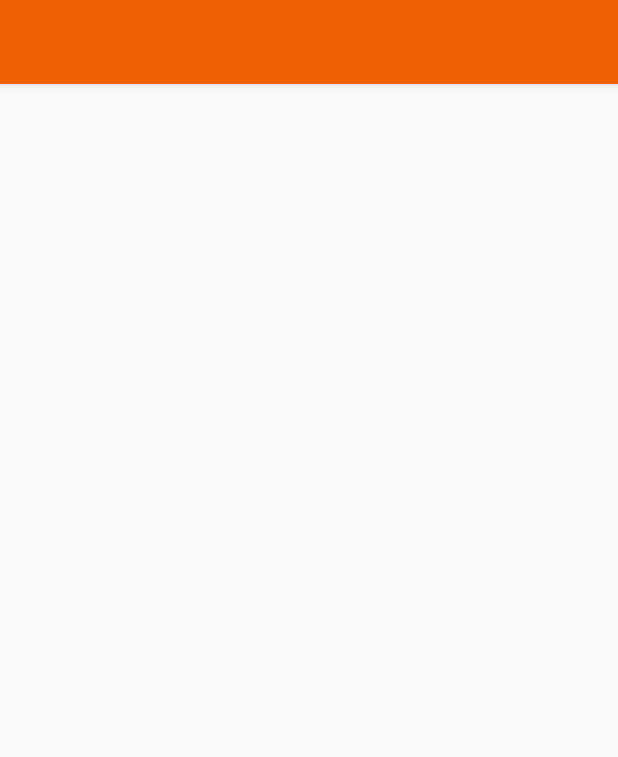
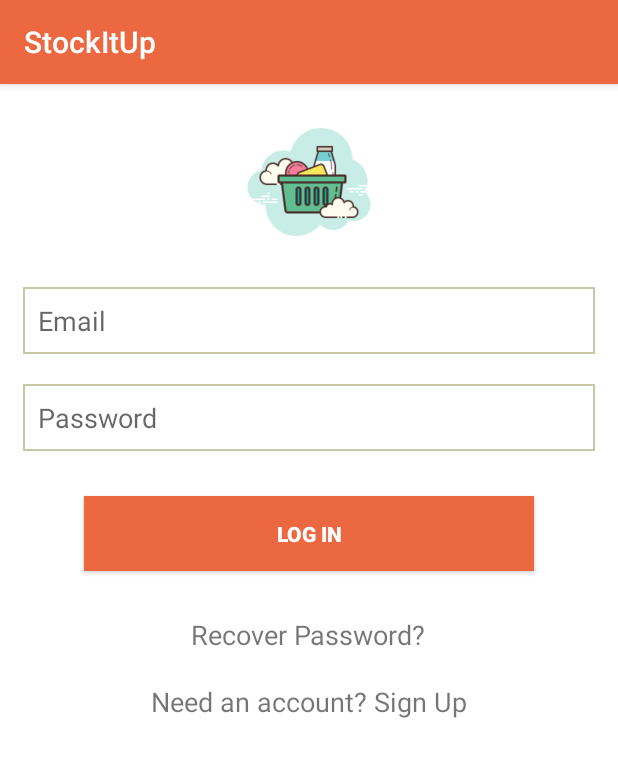
Before and after one commit to afshanaffu26/StockItUp, an Android app: the screen it shows after launch (LoginActivity), on a phone screen of 412 x 824 dp. Shown: the top 757 px of the screen. Run offline under Robolectric (Android 15) with nearby library versions, the phone set to English and light mode, and no system bars.

Commit message:
Added Login screen

```diff
--- a/app/src/main/java/com/example/stockitup/LoginActivity.java
+++ b/app/src/main/java/com/example/stockitup/LoginActivity.java
@@ -1,6 +1,7 @@
 package com.example.stockitup;
 
 import androidx.appcompat.app.AppCompatActivity;
+import androidx.appcompat.widget.Toolbar;
 
 import android.os.Bundle;
 
@@ -10,5 +11,9 @@ public class LoginActivity extends AppCompatActivity {
     protected void onCreate(Bundle savedInstanceState) {
         super.onCreate(savedInstanceState);
         setContentView(R.layout.activity_login);
+
+        Toolbar toolbar = findViewById(R.id.toolbar);
+        setSupportActionBar(toolbar);
+        getSupportActionBar().setTitle("StockItUp");
     }
 }
--- /dev/null
+++ b/app/src/main/res/drawable/edit_text_background.xml
@@ -0,0 +1,15 @@
+<?xml version="1.0" encoding="utf-8"?>
+<shape xmlns:android="http://schemas.android.com/apk/res/android">
+    <stroke
+        android:width="1dp"
+        android:color="@color/colorBorder" />
+    <solid
+        android:color="#00FFFFFF"
+        android:paddingLeft="10dp"
+        android:paddingTop="10dp"/>
+    <padding
+        android:left="10dp"
+        android:top="10dp"
+        android:right="10dp"
+        android:bottom="10dp" />
+</shape>
--- a/app/src/main/res/layout/activity_login.xml
+++ b/app/src/main/res/layout/activity_login.xml
@@ -1,11 +1,110 @@
 <?xml version="1.0" encoding="utf-8"?>
-<androidx.constraintlayout.widget.ConstraintLayout xmlns:android="http://schemas.android.com/apk/res/android"
+<RelativeLayout xmlns:android="http://schemas.android.com/apk/res/android"
     xmlns:app="http://schemas.android.com/apk/res-auto"
     xmlns:tools="http://schemas.android.com/tools"
     android:layout_width="match_parent"
     android:layout_height="match_parent"
+    android:background="#ffffff"
+    android:orientation="vertical"
     tools:context=".LoginActivity">
-    <include
-        android:id="@+id/toolbar"
-        layout="@layout/toolbar" />
-</androidx.constraintlayout.widget.ConstraintLayout>
+
+    <ProgressBar
+        android:id="@+id/progressbar"
+        android:layout_width="129dp"
+        android:layout_height="122dp"
+        android:visibility="gone" />
+
+    <LinearLayout
+        android:layout_width="match_parent"
+        android:layout_height="match_parent"
+        android:orientation="vertical">
+
+        <include
+            android:id="@+id/toolbar"
+            layout="@layout/toolbar" />
+
+        <ImageView
+            android:id="@+id/imageView"
+            android:layout_width="100dp"
+            android:layout_marginTop="15dp"
+            android:layout_height="100dp"
+            android:layout_gravity="center"
+            app:srcCompat="@drawable/splash" />
+
+        <!--        <TextView-->
+        <!--            android:id="@+id/textView6"-->
+        <!--            android:layout_width="match_parent"-->
+        <!--            android:layout_height="wrap_content"-->
+        <!--            android:layout_marginLeft="15dp"-->
+        <!--            android:layout_marginTop="20dp"-->
+        <!--            android:text="Email"-->
+        <!--            android:textColor="@color/colorText"-->
+        <!--            android:textSize="18sp" />-->
+
+        <EditText
+            android:id="@+id/editEmail"
+            android:layout_width="match_parent"
+            android:background="@drawable/edit_text_background"
+            android:layout_height="wrap_content"
+            android:hint="@string/email"
+            android:layout_marginTop="20dp"
+            android:layout_marginLeft="15dp"
+            android:layout_marginRight="15dp"
+            android:ems="10"
+            android:inputType="textEmailAddress" />
+
+        <!--        <TextView-->
+        <!--            android:id="@+id/textView7"-->
+        <!--            android:layout_width="match_parent"-->
+        <!--            android:layout_height="wrap_content"-->
+        <!--            android:layout_marginLeft="15dp"-->
+        <!--            android:layout_marginTop="20dp"-->
+        <!--            android:text="Password"-->
+        <!--            android:textColor="@color/colorText"-->
+        <!--            android:textSize="18sp" />-->
+
+        <EditText
+            android:id="@+id/editPassword"
+            android:layout_width="match_parent"
+            android:layout_height="wrap_content"
+            android:hint="@string/password"
+            android:layout_marginTop="20dp"
+            android:layout_marginLeft="15dp"
+            android:layout_marginRight="15dp"
+            android:background="@drawable/edit_text_background"
+            android:ems="10"
+            android:inputType="textPassword" />
+
+        <Button
+            android:id="@+id/btnLogin"
+            android:layout_width="300dp"
+            android:layout_height="50dp"
+            android:layout_gravity="center_horizontal"
+            android:layout_marginTop="30dp"
+            android:text="@string/log_in"
+            android:textColor="#FFFFFF"
+            android:background="@color/colorButton"
+            android:textStyle="bold" />
+
+        <TextView
+            android:id="@+id/txt_recover_password"
+            android:layout_width="wrap_content"
+            android:layout_height="wrap_content"
+            android:text="@string/recover_password"
+            android:layout_marginTop="30dp"
+            android:layout_gravity="center"
+            android:clickable="true"
+            android:textSize="18sp" />
+
+        <TextView
+            android:id="@+id/textView2"
+            android:layout_width="wrap_content"
+            android:layout_height="wrap_content"
+            android:layout_gravity="center"
+            android:layout_marginTop="20dp"
+            android:text="@string/need_an_account_sign_up"
+            android:textSize="18sp"/>
+
+    </LinearLayout>
+
+</RelativeLayout>
--- a/app/src/main/res/layout/activity_splash.xml
+++ b/app/src/main/res/layout/activity_splash.xml
@@ -33,7 +33,7 @@
             android:text="@string/app_name"
             android:textColor="@color/colorWhite"
             android:textSize="30sp"
-            android:textStyle="bold" />
+            android:textStyle="bold|italic" />
     </LinearLayout>
 
 </RelativeLayout>
--- a/app/src/main/res/values/colors.xml
+++ b/app/src/main/res/values/colors.xml
@@ -5,14 +5,16 @@
     <color name="colorPrimaryDark">@color/colorMain</color>
     <color name="colorAccent">@color/colorPink</color>
 
-    <color name="colorMain">@color/colorOrange</color>
-    <color name="colorText">@color/colorOrange</color>
-    <color name="colorButton">@color/colorOrange</color>
+    <color name="colorMain">#eb6841</color>
+    <color name="colorText">#3d1e6d </color>
+    <color name="colorButton">@color/colorMain </color>
+    <color name="colorBorder">#c8c8a9</color>
 
     <color name="colorError">#B00020</color>
     <color name="colorPink">#FF0266</color>
-    <color name="colorYellow">#FFDE03</color>
+    <color name="colorYellow">#ffa700</color>
     <color name="colorOrange">#EE6002</color>
     <color name="colorWhite">#ffffff</color>
+    <color name="colorGreen">#00b159 </color>
 
 </resources>
--- a/app/src/main/res/values/strings.xml
+++ b/app/src/main/res/values/strings.xml
@@ -1,3 +1,8 @@
 <resources>
     <string name="app_name">StockItUp</string>
+    <string name="password">Password</string>
+    <string name="email">Email</string>
+    <string name="recover_password">Recover Password?</string>
+    <string name="need_an_account_sign_up">Need an account? Sign Up</string>
+    <string name="log_in">LOG IN</string>
 </resources>
```
